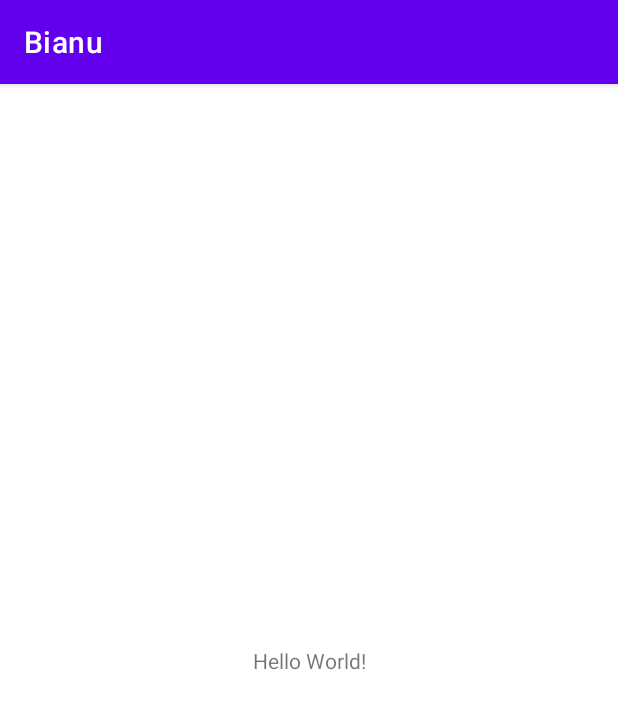
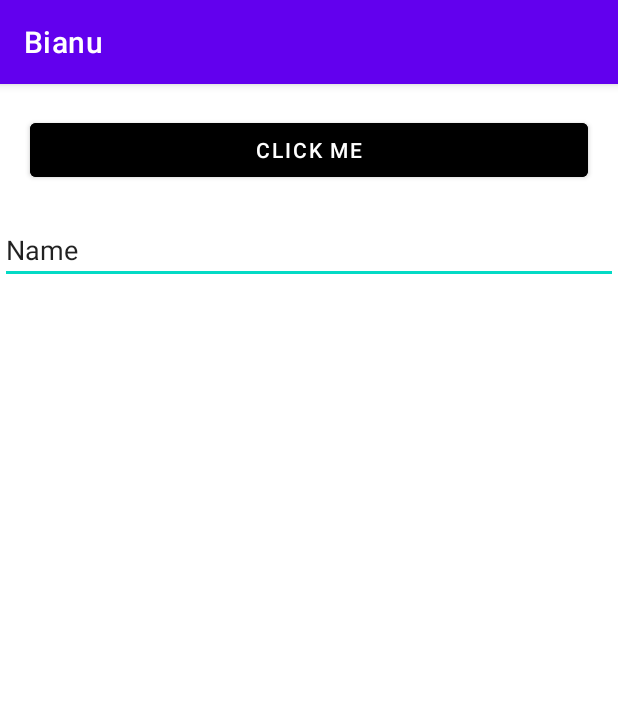
Before and after one commit to precious3173/Bianu, an Android app: the screen it shows after launch (MainActivity), on a phone screen of 412 x 824 dp. Shown: the top 709 px of the screen. Run offline under Robolectric (Android 15) with nearby library versions, the phone set to English and light mode, and no system bars.

Commit message:
xml design completed

```diff
--- a/app/src/main/res/layout/activity_main.xml
+++ b/app/src/main/res/layout/activity_main.xml
@@ -1,18 +1,36 @@
 <?xml version="1.0" encoding="utf-8"?>
-<androidx.constraintlayout.widget.ConstraintLayout xmlns:android="http://schemas.android.com/apk/res/android"
+<RelativeLayout xmlns:android="http://schemas.android.com/apk/res/android"
     xmlns:app="http://schemas.android.com/apk/res-auto"
     xmlns:tools="http://schemas.android.com/tools"
     android:layout_width="match_parent"
     android:layout_height="match_parent"
     tools:context=".MainActivity">
 
-    <TextView
+    <Button
         android:layout_width="wrap_content"
         android:layout_height="wrap_content"
-        android:text="Hello World!"
-        app:layout_constraintBottom_toBottomOf="parent"
-        app:layout_constraintEnd_toEndOf="parent"
-        app:layout_constraintStart_toStartOf="parent"
-        app:layout_constraintTop_toTopOf="parent" />
+        android:text="Click me"
+        android:layout_margin="20dp"
+        android:backgroundTint="@color/black"
+        android:id="@+id/click"
+        android:layout_alignParentTop="true"
+        android:layout_alignParentEnd="true"
+        android:layout_alignParentStart="true" />
 
-</androidx.constraintlayout.widget.ConstraintLayout>
+    <EditText
+        android:id="@+id/editTextTextPersonName"
+        android:layout_width="match_parent"
+        android:layout_height="wrap_content"
+        android:layout_below="@+id/click"
+        android:layout_alignParentStart="true"
+        android:inputType="textPersonName"
+        android:layout_alignParentEnd="true"
+        android:text="Name" />
+
+    <ListView
+        android:layout_width="match_parent"
+        android:layout_height="match_parent"
+        android:layout_below="@id/editTextTextPersonName"
+        android:layout_marginTop="15dp"/>
+
+</RelativeLayout>
```
